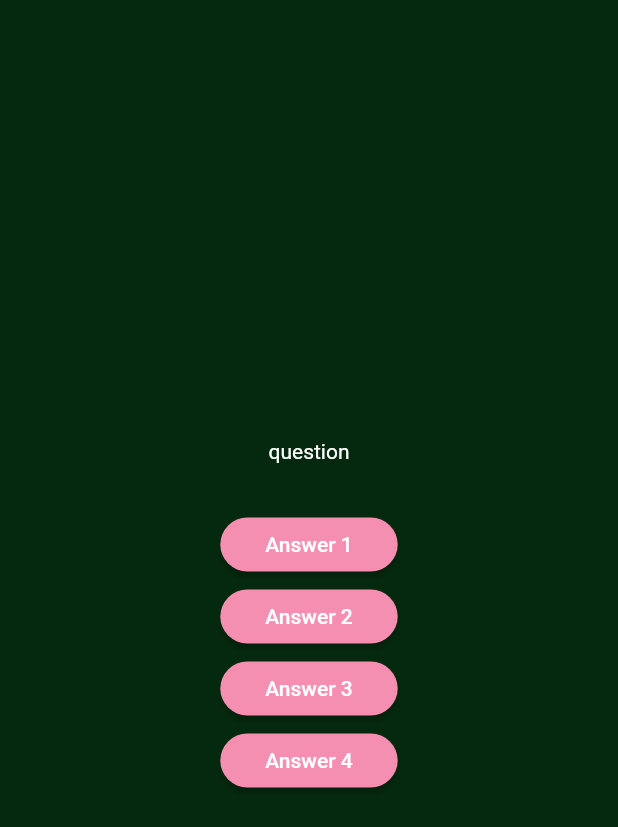
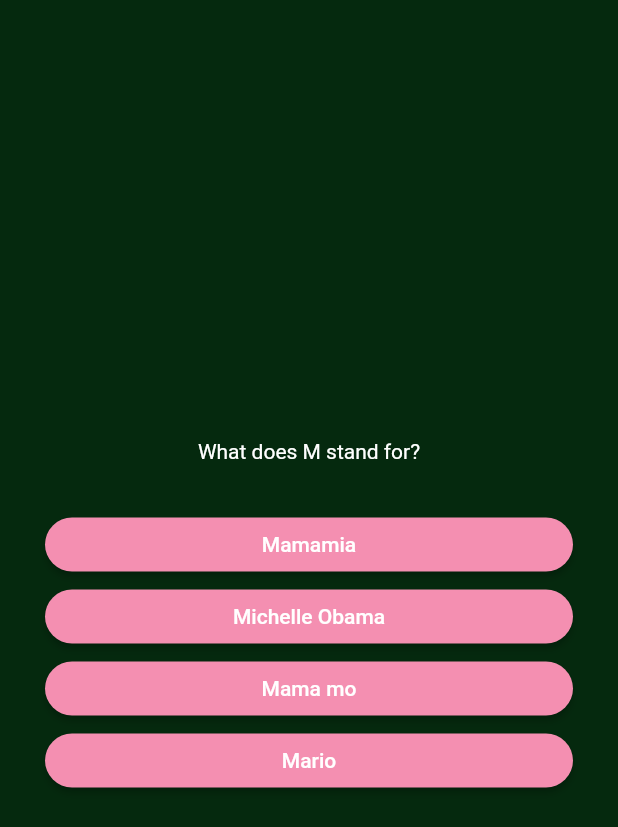
Before and after one commit to jayceebuarao/quizapp, a Flutter app: the screen it shows after launch, after a tap on "Start Quiz", on a phone screen of 412 x 824 dp. Shown: the top 827 px of the screen. Run offline on Flutter 3.47's test engine with Material 2 defaults, Android fonts, the phone set to English and light mode, and no system bars.

Commit message:
dynamically output questions

```diff
--- a/lib/models/quiz_question.dart
+++ b/lib/models/quiz_question.dart
@@ -3,4 +3,10 @@ class QuizQuestion {
 
   final String text;
   final List<String> answers;
+
+  List<String> getShuffledAnswers() {
+    final shuffledList = List.of(answers);
+    shuffledList.shuffle();
+    return shuffledList;
+  }
 }
--- a/lib/questions_screen.dart
+++ b/lib/questions_screen.dart
@@ -1,5 +1,6 @@
 import 'package:flutter/material.dart';
 import 'package:quizapp/answer_button.dart';
+import 'package:quizapp/data/questions.dart';
 
 class QuestionsScreen extends StatefulWidget {
   const QuestionsScreen({super.key});
@@ -9,23 +10,31 @@ class QuestionsScreen extends StatefulWidget {
 }
 
 class _QuestionsScreenState extends State<QuestionsScreen> {
+  final currentQuestion = questions[0];
+
   @override
   Widget build(BuildContext context) {
     return SizedBox(
       width: double.infinity,
+      child: Container(
+        margin: EdgeInsets.all(30),
         child: Column(
           mainAxisAlignment: MainAxisAlignment.center,
+          crossAxisAlignment: CrossAxisAlignment.stretch,
           children: [
             Text(
-            'question',
-            style: TextStyle(color: Colors.white),
+              currentQuestion.text,
+              textAlign: TextAlign.center,
+              style: const TextStyle(
+                color: Colors.white,
+              ),
             ),
             const SizedBox(height: 30),
-          AnswerButton(answerText: 'Answer 1', onTap: () {}),
-          AnswerButton(answerText: 'Answer 2', onTap: () {}),
-          AnswerButton(answerText: 'Answer 3', onTap: () {}),
-          AnswerButton(answerText: 'Answer 4', onTap: () {}),
+            ...currentQuestion.getShuffledAnswers().map((item) {
+              return AnswerButton(answerText: item, onTap: () {});
+            }),
           ],
+        ),
       ),
     );
   }
--- a/lib/quiz.dart
+++ b/lib/quiz.dart
@@ -28,7 +28,7 @@ class _QuizState extends State<Quiz> {
   Widget build(BuildContext context) {
     return MaterialApp(
       home: Scaffold(
-        backgroundColor: Color.fromARGB(255, 5, 41, 14),
+        backgroundColor: const Color.fromARGB(255, 5, 41, 14),
         body: activeScreen,
       ),
     );
```
Lines whose indentation alone changed are shown as unchanged.
